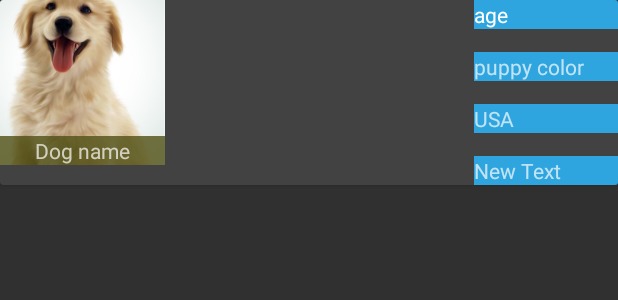
After one commit to minafaw/DogVille, an Android app: the layout puppy_cardrow.xml on its own in the app's theme, with its tools: preview values and no code run, on a phone screen of 412 x 824 dp. The commit adds this screen. Shown: the top 300 px of the screen. Run offline under Robolectric (Android 15) with nearby library versions, the phone set to English and light mode, and no system bars.

Commit message:
puppy view

```diff
--- /dev/null
+++ b/app/src/main/java/com/tech4life/dogville/View/PuppyAdapter.java
@@ -0,0 +1,34 @@
+package com.tech4life.dogville.View;
+
+import android.support.v7.widget.RecyclerView;
+import android.view.View;
+import android.view.ViewGroup;
+
+/**
+ * Created by NT on 10/22/15.
+ */
+public class PuppyAdapter extends RecyclerView.Adapter<PuppyAdapter.PuppyViewHolder> {
+
+
+    @Override
+    public PuppyViewHolder onCreateViewHolder(ViewGroup parent, int viewType) {
+        return null;
+    }
+
+    @Override
+    public void onBindViewHolder(PuppyViewHolder holder, int position) {
+
+    }
+
+    @Override
+    public int getItemCount() {
+        return 0;
+    }
+
+    public class PuppyViewHolder extends RecyclerView.ViewHolder {
+
+        public PuppyViewHolder(View itemView) {
+            super(itemView);
+        }
+    }
+}
--- /dev/null
+++ b/app/src/main/res/layout/puppy_cardrow.xml
@@ -0,0 +1,100 @@
+<?xml version="1.0" encoding="utf-8"?>
+<LinearLayout xmlns:android="http://schemas.android.com/apk/res/android"
+    android:layout_width="match_parent"
+    android:layout_height="match_parent"
+    android:orientation="vertical">
+
+    <android.support.v7.widget.CardView xmlns:card_view="http://schemas.android.com/apk/res-auto"
+        android:layout_width="match_parent"
+        android:layout_height="wrap_content">
+
+        <RelativeLayout
+            android:layout_width="match_parent"
+            android:layout_height="match_parent">
+
+            <FrameLayout
+                android:layout_width="wrap_content"
+                android:layout_height="wrap_content"
+                android:orientation="vertical">
+
+                <ImageView
+                    android:id="@+id/imageView"
+                    android:layout_width="110dp"
+                    android:layout_height="110dp"
+
+                    android:scaleType="centerCrop"
+                    android:src="@drawable/bubby_list_one"
+
+                    />
+
+
+                <TextView
+                    android:id="@+id/puppy_name"
+                    android:layout_width="match_parent"
+                    android:layout_height="wrap_content"
+                    android:layout_gravity="center_horizontal|bottom"
+                    android:background="#CC515116"
+                    android:gravity="center"
+                    android:text="Dog name" />
+
+            </FrameLayout>
+
+            <TextView
+                android:id="@+id/puppy_age"
+                android:layout_width="wrap_content"
+                android:layout_height="wrap_content"
+                android:layout_alignParentEnd="true"
+                android:layout_alignParentRight="true"
+                android:layout_alignParentTop="true"
+                android:background="@color/puppy_blue"
+                android:ems="6"
+                android:textColor="@color/WHITE"
+                android:text="age" />
+
+            <TextView
+                android:id="@+id/puppy_color"
+                android:layout_width="wrap_content"
+                android:layout_height="wrap_content"
+                android:background="@color/puppy_blue"
+                android:layout_marginTop="15dp"
+                android:ems="6"
+                android:layout_alignParentEnd="true"
+                android:layout_alignParentRight="true"
+                android:layout_below="@+id/puppy_age"
+                android:layout_gravity="right"
+                android:text="puppy color" />
+
+            <TextView
+                android:id="@+id/puppy_loc"
+                android:layout_width="wrap_content"
+                android:layout_height="wrap_content"
+                android:layout_alignParentEnd="true"
+                android:layout_alignParentRight="true"
+                android:ems="6"
+                android:background="@color/puppy_blue"
+                android:layout_below="@+id/puppy_color"
+                android:layout_marginTop="15dp"
+                android:layout_gravity="right"
+                android:text="USA" />
+
+            <TextView
+                android:id="@+id/puppy_gender"
+                android:layout_width="wrap_content"
+                android:layout_height="wrap_content"
+                android:layout_alignParentEnd="true"
+                android:layout_alignParentRight="true"
+                android:layout_below="@+id/puppy_loc"
+                android:ems="6"
+                android:background="@color/puppy_blue"
+                android:layout_marginTop="15dp"
+                android:layout_gravity="right"
+                android:text="New Text" />
+
+
+        </RelativeLayout>
+
+
+    </android.support.v7.widget.CardView>
+
+
+</LinearLayout>
--- a/app/src/main/res/values/colors.xml
+++ b/app/src/main/res/values/colors.xml
@@ -18,4 +18,6 @@
 
     <color name="header_footer_hex_color">#238e72</color>
 
+    <color name="puppy_blue">#2ea5df</color>
+
 </resources>
```
